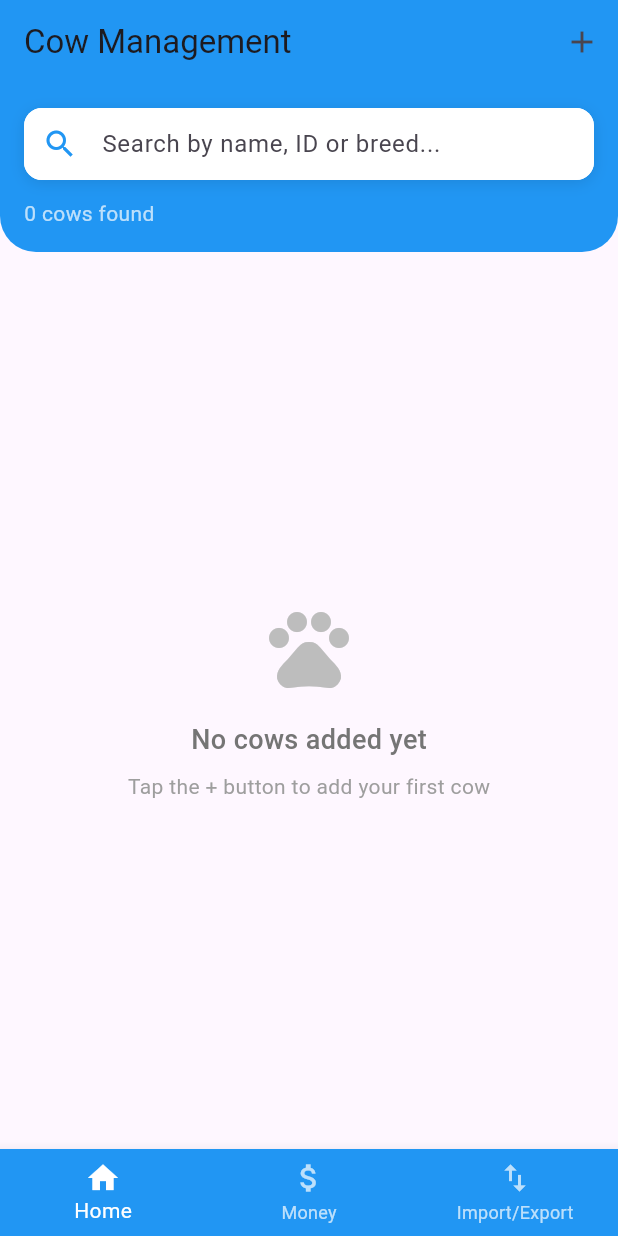
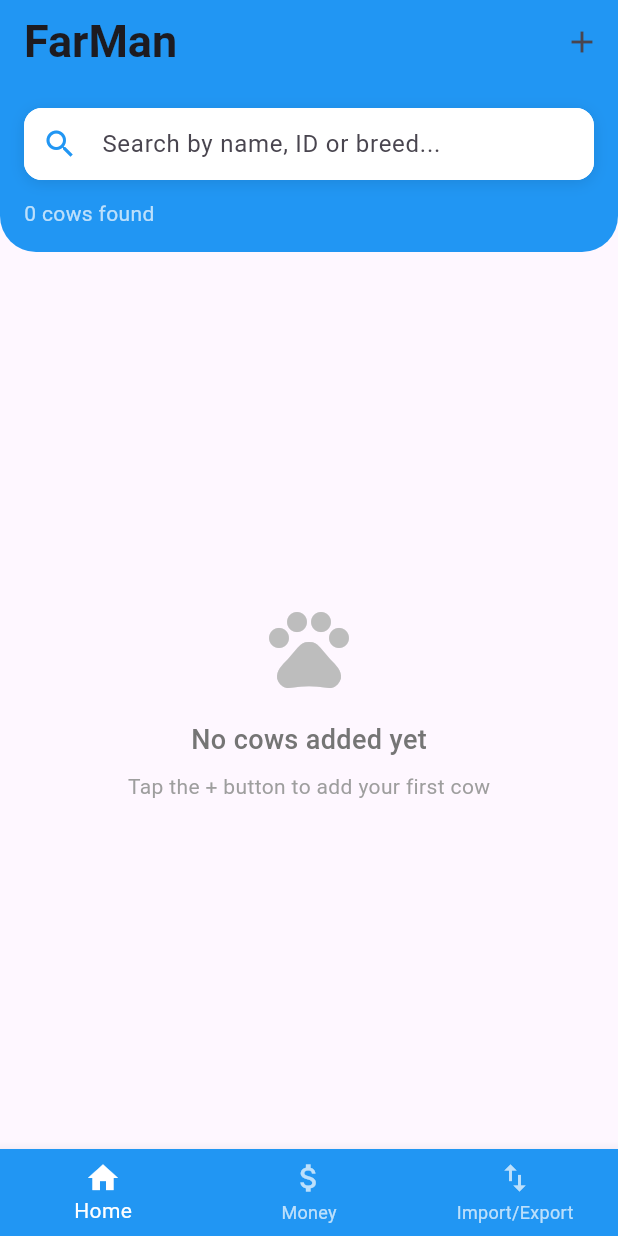
Before and after one commit to AmanyaPhillip/Farm-Management, a Flutter app: the screen it shows after launch, on a phone screen of 412 x 824 dp. Run offline on Flutter 3.47's test engine with Material 3 defaults, Android fonts, the phone set to English and light mode, and no system bars; our stand-ins replace device_info_plus, file_picker, permission_handler, sqflite, sqflite_common_ffi; accounts and stored records are empty.

Commit message:
feat: v1.2.0: - Change Title of the homescrn - add cow gender more...

```diff
--- a/lib/api/Database_helper.dart
+++ b/lib/api/Database_helper.dart
@@ -168,10 +168,11 @@ class InventoryDatabaseHelper {
   }
 
   // Legacy method for backwards compatibility
-  Future<void> insertCowLegacy(String cowId, bool alive, String cowName, String breed) async {
+  Future<void> insertCowLegacy(String cowId, bool alive, bool isFemale,  String cowName, String breed) async {
     final cow = Cow(
       id: cowId,
       isAlive: alive,
+      isFemale: isFemale,
       name: cowName,
       breed: breed,
     );
--- a/lib/models/cow_model.dart
+++ b/lib/models/cow_model.dart
@@ -3,12 +3,14 @@ class Cow {
   final bool isAlive;
   final String name;
   final String breed;
+  final bool isFemale;
 
   Cow({
     required this.id,
     required this.isAlive,
     required this.name,
     required this.breed,
+    required this.isFemale
   });
 
   // Convert Cow object to Map for database insertion
@@ -18,6 +20,7 @@ class Cow {
       'alive': isAlive ? 1 : 0,
       'cow_name': name,
       'breed': breed,
+      'isFemale': isFemale ? 1 : 0,
     };
   }
 
@@ -28,6 +31,7 @@ class Cow {
       isAlive: (map['alive'] ?? 0) == 1,
       name: map['cow_name'] ?? '',
       breed: map['breed'] ?? '',
+      isFemale: (map['isFemale'] ?? 0) == 1,
     );
   }
 
@@ -43,12 +47,13 @@ class Cow {
       isAlive: isAlive ?? this.isAlive,
       name: name ?? this.name,
       breed: breed ?? this.breed,
+      isFemale: isFemale ?? this.isFemale,
     );
   }
 
   @override
   String toString() {
-    return 'Cow{id: $id, isAlive: $isAlive, name: $name, breed: $breed}';
+    return 'Cow{id: $id, isAlive: $isAlive, name: $name, breed: $breed, isFemale: $isFemale}';
   }
 
   @override
--- a/lib/pages/home/Homescreen.dart
+++ b/lib/pages/home/Homescreen.dart
@@ -114,7 +114,7 @@ class _MyHomeScreenState extends State<MyHomeScreen> {
           child: Row(
             children: [
               Container(
-                padding: EdgeInsets.all(12),
+                padding: const EdgeInsets.all(12),
                 decoration: BoxDecoration(
                   color: cow.isAlive ? Colors.green[50] : Colors.red[50],
                   borderRadius: BorderRadius.circular(12),
@@ -125,7 +125,7 @@ class _MyHomeScreenState extends State<MyHomeScreen> {
                   size: 28,
                 ),
               ),
-              SizedBox(width: 16),
+              const SizedBox(width: 16),
               Expanded(
                 child: Column(
                   crossAxisAlignment: CrossAxisAlignment.start,
@@ -138,7 +138,7 @@ class _MyHomeScreenState extends State<MyHomeScreen> {
                         color: Colors.grey[800],
                       ),
                     ),
-                    SizedBox(height: 4),
+                    const SizedBox(height: 4),
                     Text(
                       'ID: ${cow.id}',
                       style: TextStyle(
@@ -147,10 +147,10 @@ class _MyHomeScreenState extends State<MyHomeScreen> {
                         fontWeight: FontWeight.w500,
                       ),
                     ),
-                    SizedBox(height: 2),
+                    const SizedBox(height: 2),
                     Row(
                       children: [
-                        SizedBox(width: 4),
+                        const SizedBox(width: 4),
                         Text(
                           cow.breed,
                           style: TextStyle(
@@ -166,21 +166,21 @@ class _MyHomeScreenState extends State<MyHomeScreen> {
               Column(
                 children: [
                   Container(
-                    padding: EdgeInsets.symmetric(horizontal: 8, vertical: 4),
+                    padding: const EdgeInsets.symmetric(horizontal: 8, vertical: 4),
                     decoration: BoxDecoration(
                       color: cow.isAlive ? Colors.green : Colors.red,
                       borderRadius: BorderRadius.circular(12),
                     ),
                     child: Text(
                       cow.isAlive ? 'Alive' : 'Deceased',
-                      style: TextStyle(
+                      style: const TextStyle(
                         color: Colors.white,
                         fontSize: 10,
                         fontWeight: FontWeight.bold,
                       ),
                     ),
                   ),
-                  SizedBox(height: 8),
+                  const SizedBox(height: 8),
                   Icon(
                     Icons.arrow_forward_ios,
                     size: 16,
@@ -199,13 +199,19 @@ class _MyHomeScreenState extends State<MyHomeScreen> {
   Widget build(BuildContext context) {
     return Scaffold(
       appBar: AppBar(
-        title: Text('Cow Management'),
+        title: const Text(
+          'FarMan',
+          style: TextStyle(
+            fontSize: 30,
+            fontWeight: FontWeight.bold,
+          ),
+        ),
         backgroundColor: Colors.blue,
         elevation: 0,
         actions: [
           if (widget.role == 1)
             IconButton(
-              icon: Icon(Icons.add),
+              icon: const Icon(Icons.add),
               tooltip: 'Add Cow',
               onPressed: _navigateToAddCow,
             ),
@@ -216,11 +222,11 @@ class _MyHomeScreenState extends State<MyHomeScreen> {
           // Search Section
           Container(
             padding: const EdgeInsets.all(16.0),
-            decoration: BoxDecoration(
+            decoration: const BoxDecoration(
               color: Colors.blue,
-              borderRadius: BorderRadius.only(
-                bottomLeft: Radius.circular(24),
-                bottomRight: Radius.circular(24),
+              borderRadius: const BorderRadius.only(
+                bottomLeft: const Radius.circular(24),
+                bottomRight: const Radius.circular(24),
               ),
             ),
             child: Column(
@@ -233,7 +239,7 @@ class _MyHomeScreenState extends State<MyHomeScreen> {
                       BoxShadow(
                         color: Colors.black.withOpacity(0.1),
                         blurRadius: 8,
-                        offset: Offset(0, 2),
+                        offset: const Offset(0, 2),
                       ),
                     ],
                   ),
@@ -241,10 +247,10 @@ class _MyHomeScreenState extends State<MyHomeScreen> {
                     controller: _searchController,
                     decoration: InputDecoration(
                       hintText: 'Search by name, ID or breed...',
-                      prefixIcon: Icon(Icons.search, color: Colors.blue),
+                      prefixIcon: const Icon(Icons.search, color: Colors.blue),
                       suffixIcon: _searchController.text.isNotEmpty
                           ? IconButton(
-                              icon: Icon(Icons.clear, color: Colors.grey),
+                              icon: const Icon(Icons.clear, color: Colors.grey),
                               onPressed: _clearSearch,
                             )
                           : null,
@@ -254,17 +260,17 @@ class _MyHomeScreenState extends State<MyHomeScreen> {
                       ),
                       filled: true,
                       fillColor: Colors.white,
-                      contentPadding: EdgeInsets.symmetric(horizontal: 16, vertical: 12),
+                      contentPadding: const EdgeInsets.symmetric(horizontal: 16, vertical: 12),
                     ),
                   ),
                 ),
-                SizedBox(height: 12),
+                const SizedBox(height: 12),
                 Row(
                   mainAxisAlignment: MainAxisAlignment.spaceBetween,
                   children: [
                     Text(
                       '${_filteredCows.length} cow${_filteredCows.length != 1 ? 's' : ''} found',
-                      style: TextStyle(
+                      style: const TextStyle(
                         color: Colors.white70,
                         fontSize: 14,
                       ),
@@ -272,7 +278,7 @@ class _MyHomeScreenState extends State<MyHomeScreen> {
                     if (_searchController.text.isNotEmpty)
                       Text(
                         'Searching: "${_searchController.text}"',
-                        style: TextStyle(
+                        style: const TextStyle(
                           color: Colors.white,
                           fontSize: 12,
                           fontStyle: FontStyle.italic,
@@ -286,13 +292,13 @@ class _MyHomeScreenState extends State<MyHomeScreen> {
           // Content Section
           Expanded(
             child: _isLoading
-                ? Center(
-                    child: Column(
+                ? const Center(
+                    child: const Column(
                       mainAxisAlignment: MainAxisAlignment.center,
                       children: [
-                        CircularProgressIndicator(color: Colors.blue),
-                        SizedBox(height: 16),
-                        Text('Loading cows...'),
+                        const CircularProgressIndicator(color: Colors.blue),
+                        const SizedBox(height: 16),
+                        const Text('Loading cows...'),
                       ],
                     ),
                   )
@@ -306,7 +312,7 @@ class _MyHomeScreenState extends State<MyHomeScreen> {
                               size: 64,
                               color: Colors.grey[400],
                             ),
-                            SizedBox(height: 16),
+                            const SizedBox(height: 16),
                             Text(
                               _allCows.isEmpty
                                   ? 'No cows added yet'
@@ -317,7 +323,7 @@ class _MyHomeScreenState extends State<MyHomeScreen> {
                                 fontWeight: FontWeight.w500,
                               ),
                             ),
-                            SizedBox(height: 8),
+                            const SizedBox(height: 8),
                             Text(
                               _allCows.isEmpty
                                   ? 'Tap the + button to add your first cow'
@@ -333,7 +339,7 @@ class _MyHomeScreenState extends State<MyHomeScreen> {
                     : RefreshIndicator(
                         onRefresh: _fetchCows,
                         child: ListView.builder(
-                          padding: EdgeInsets.symmetric(vertical: 8),
+                          padding: const EdgeInsets.symmetric(vertical: 8),
                           itemCount: _filteredCows.length,
                           itemBuilder: (context, index) {
                             return _buildCowCard(_filteredCows[index]);
@@ -345,16 +351,16 @@ class _MyHomeScreenState extends State<MyHomeScreen> {
       ),
       bottomNavigationBar: BottomNavigationBar(
         items: [
-          BottomNavigationBarItem(
-            icon: Icon(Icons.home),
+          const BottomNavigationBarItem(
+            icon: const Icon(Icons.home),
             label: 'Home',
           ),
-          BottomNavigationBarItem(
-            icon: Icon(Icons.attach_money),
+          const BottomNavigationBarItem(
+            icon: const Icon(Icons.attach_money),
             label: 'Money',
           ),
-          BottomNavigationBarItem(
-            icon: Icon(Icons.import_export),
+          const BottomNavigationBarItem(
+            icon: const Icon(Icons.import_export),
             label: 'Import/Export',
           ),
         ],
@@ -367,7 +373,7 @@ class _MyHomeScreenState extends State<MyHomeScreen> {
           } else if (index == 1) {
             // Navigate to Money (not implemented)
             ScaffoldMessenger.of(context).showSnackBar(
-              SnackBar(content: Text('Money feature coming soon!')),
+              const SnackBar(content: const Text('Money feature coming soon!')),
             );
           } else if (index == 2) {
             Navigator.push(
--- a/lib/pages/import_export/ImportExportPage.dart
+++ b/lib/pages/import_export/ImportExportPage.dart
@@ -33,6 +33,7 @@ class ImportExportPage extends StatelessWidget {
             await _dbHelper.insertCowLegacy(
               item['cow_id'],
               item['alive'] == 1, // Convert integer to boolean
+              item['isFemale'] == 1, // Convert integer to boolean
               item['cow_name'],
               item['breed'] ?? item['additional_field'] ?? '', // Handle both field names
             );
```
Also changed, not shown: flutter_launcher_icons.yaml (added, +25 -0 lines), flutter_launcher_icons_dark.yaml (added, +23 -0 lines), lib/pages/add_cow/AddCowPage.dart (+56 -25 lines), pubspec.yaml (+4 -15 lines), assets/icon/Dark.png (renamed from assets/icon/app_icon.png), assets/icon/Light.png (added), pubspec.lock, 42 other files.
